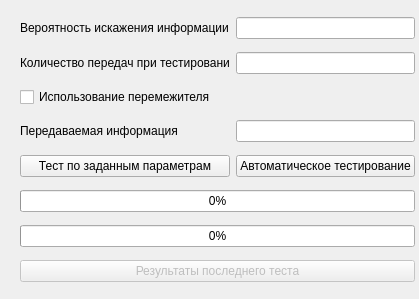
The window that src/GUI/UI/test_simple_coder.ui (Banifest/Codding) describes before a commit, drawn with Qt 5.
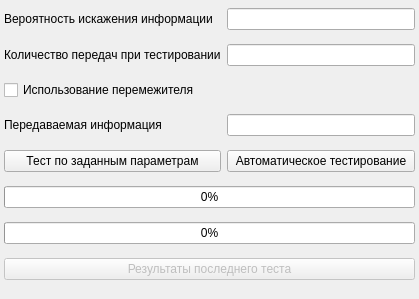
The same window after the commit. Icons and pictures are not drawn.

```diff
--- a/src/GUI/UI/test_simple_coder.ui
+++ b/src/GUI/UI/test_simple_coder.ui
@@ -21,10 +21,10 @@
         <widget class="QWidget" name="gridLayoutWidget">
             <property name="geometry">
                 <rect>
-                    <x>20</x>
-                    <y>10</y>
-                    <width>395</width>
-                    <height>281</height>
+                    <x>4</x>
+                    <y>0</y>
+                    <width>411</width>
+                    <height>291</height>
                 </rect>
             </property>
             <layout class="QGridLayout" name="gridLayout">
```
